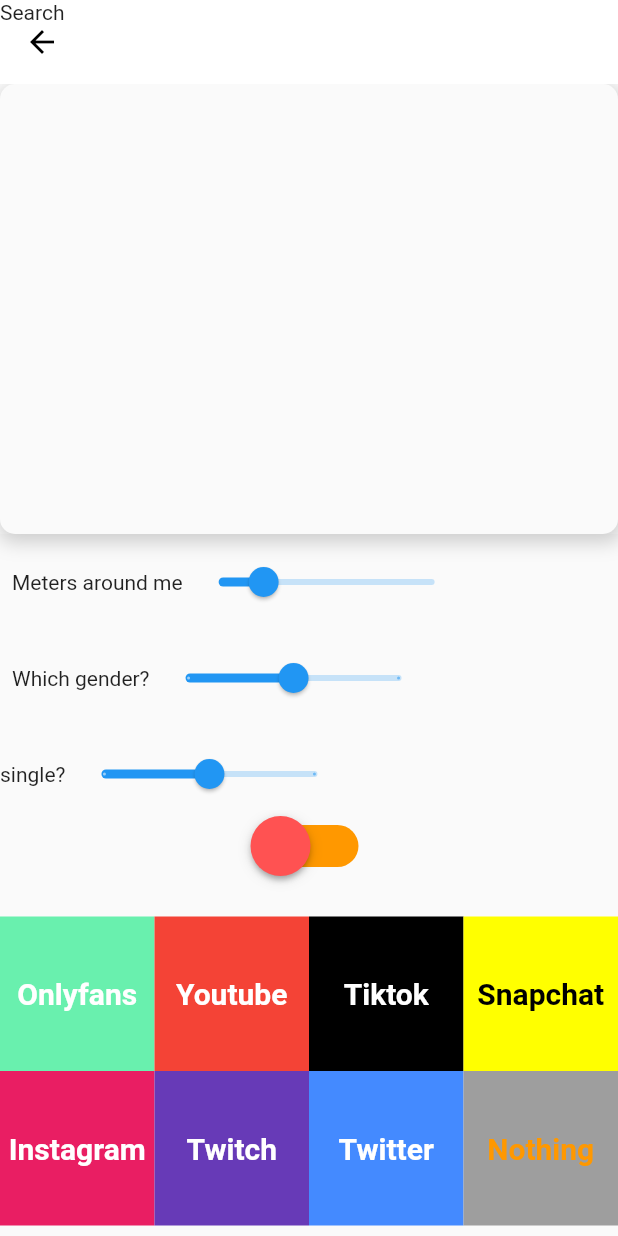
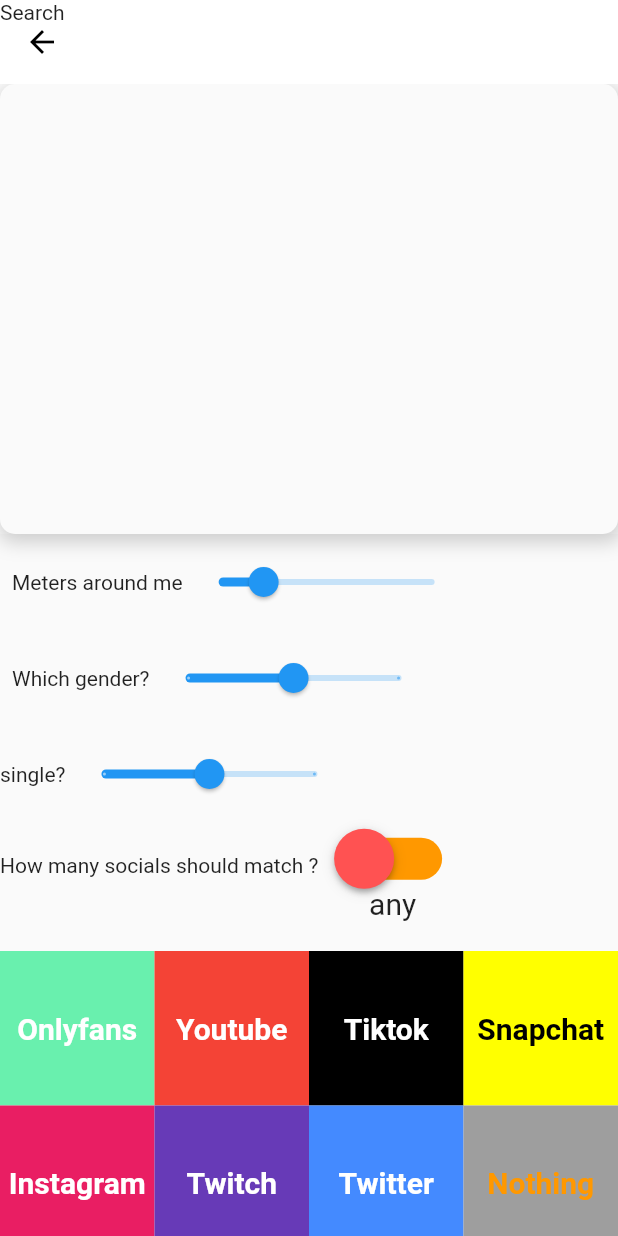
Before and after one commit to bdonr/c2mealpha1, a Flutter app: the screen it shows after launch, on a phone screen of 412 x 824 dp. Run offline on Flutter 3.47's test engine with Material 2 defaults, Android fonts, the phone set to English and light mode, and no system bars; our stand-ins replace cloud_firestore, equatable, firebase_auth, firebase_core, firebase_database, flutter_bloc and 5 more; missing offline and left inert: dart:ffi, geoflutterfire; accounts and stored records are empty.

Commit message:
0.9 select filter and remove tiles in both ways(working)

```diff
--- a/lib/view/SearchView.dart
+++ b/lib/view/SearchView.dart
@@ -167,9 +167,21 @@
                 child: Material(
                   child: Column(
                     children: [
-                      CustomSwitch(),
                       Expanded(
-                        child: BlocBuilder<SocialSearchCubit, List<List<SocialMedia>>>(
+                        child: Row(
+                          children: [
+                            Text("How many socials should match ?"),
+                            Padding(
+                              padding: const EdgeInsets.only(left: 20, top: 14),
+                              child: CustomSwitch(),
+                            ),
+                          ],
+                        ),
+                      ),
+                      Padding(
+                        padding: EdgeInsets.only(top: 20),
+                        child: BlocBuilder<SocialSearchCubit,
+                            List<List<SocialMedia>>>(
                           builder: (context, list) {
                             print("blabla" + list.toString());
                             if (list.length == 0) {
@@ -184,15 +196,15 @@
                                 itemBuilder: (BuildContext context, int index) {
                                   return InkWell(
                                     onTap: () {
-                                      this.setState(() {
-
-                                      });
-                                      if(list[0][index]==SocialMedia.NOTHING){
-                                        BlocProvider.of<SocialSearchCubit>(context)
+                                      this.setState(() {});
+                                      if (list[0][index] ==
+                                          SocialMedia.NOTHING) {
+                                        BlocProvider.of<SocialSearchCubit>(
+                                                context)
                                             .reset();
-                                      }
-                                      else {
-                                        BlocProvider.of<SocialSearchCubit>(context)
+                                      } else {
+                                        BlocProvider.of<SocialSearchCubit>(
+                                                context)
                                             .swap(list[0][index]);
                                       }
                                     },
@@ -235,8 +247,7 @@
           child: TextButton(
             child: Text("sad"),
             onPressed: () {
-              BlocProvider.of<LoggedInPosition>(context)
-                  .searchNew();
+              BlocProvider.of<LoggedInPosition>(context).searchNew();
             },
             style: TextButton.styleFrom(
               padding: const EdgeInsets.all(16.0),
@@ -254,24 +265,18 @@
         shrinkWrap: true,
         itemCount: list2[1].length,
         gridDelegate:
-                    const SliverGridDelegateWithFixedCrossAxisCount(
-                        crossAxisCount: 4),
+            const SliverGridDelegateWithFixedCrossAxisCount(crossAxisCount: 4),
         itemBuilder: (BuildContext context, int index) {
           return InkWell(
             onTap: () {
-                          this.setState(() {
-
-                          });
+              this.setState(() {});
               BlocProvider.of<SocialSearchCubit>(context)
                   .swapOtherDirection(list2[1][index]);
-
             },
             child: Container(
-                            color: SocialConfig.configColorByEnum(
-                                list2[1][index]),
+                color: SocialConfig.configColorByEnum(list2[1][index]),
                 child: Center(
-                                child: SocialConfig.configTextEnum(
-                                    list2[1][index]))),
+                    child: SocialConfig.configTextEnum(list2[1][index]))),
           );
         });
   }
--- a/lib/widgets/CustomSwitch.dart
+++ b/lib/widgets/CustomSwitch.dart
@@ -13,14 +13,15 @@
 class _CustomSwitchState extends State<CustomSwitch> {
   @override
   bool isSwitched = false;
-  var textValue = '';
+  var textValue = 'any';
 
 
 
   @override
   Widget build(BuildContext context) {
     return Column(mainAxisAlignment: MainAxisAlignment.center, children: [
-      Transform.scale(
+      Expanded(
+        child: Transform.scale(
             scale: 2,
             child: Switch(
               onChanged: (value) => {
@@ -29,7 +30,7 @@
                     setState(() {
                       BlocProvider.of<SocialSearchCubit>(context).setExact();
                       isSwitched = true;
-                    textValue = 'with all of this socials';
+                      textValue = 'all';
                     })
                   }
                 else
@@ -37,7 +38,7 @@
                     setState(() {
                       BlocProvider.of<SocialSearchCubit>(context).setExact();
                       isSwitched = !isSwitched;
-                    textValue = 'with any of this socials';
+                      textValue = 'any';
                     })
                   }
               },
@@ -47,6 +48,7 @@
               inactiveThumbColor: Colors.redAccent,
               inactiveTrackColor: Colors.orange,
             )),
+      ),
       Text(
         '$textValue',
         style: TextStyle(fontSize: 20),
```
Lines whose indentation alone changed are shown as unchanged.
